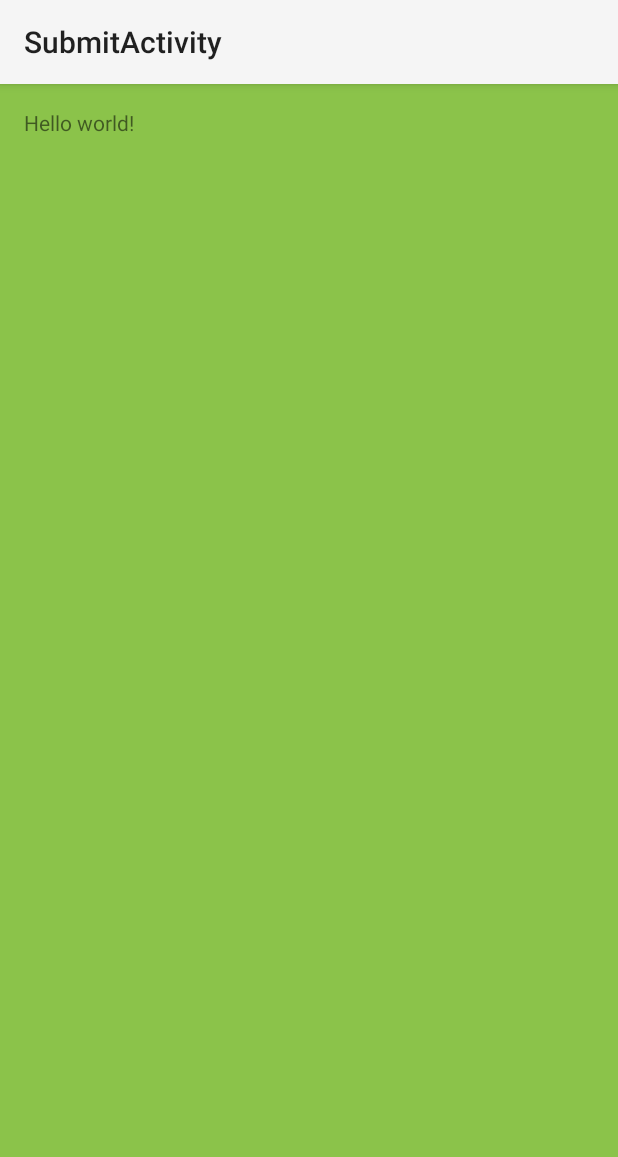
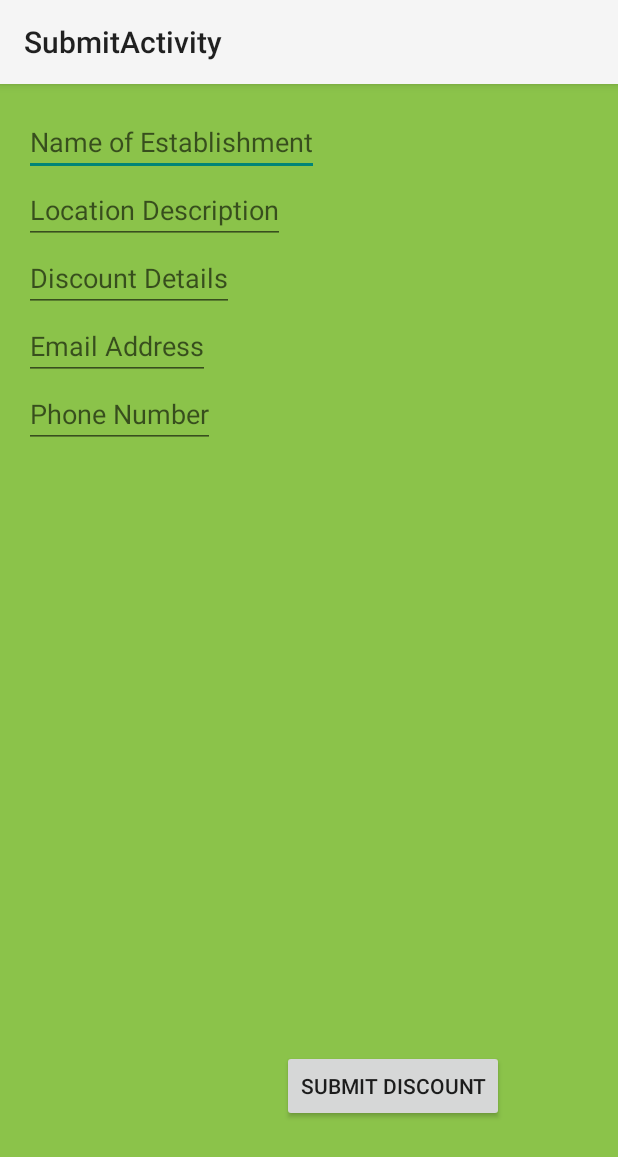
Before and after one commit to KayFishandChips/CIS-163-Final-Project, an Android app: the screen it shows after launch (SubmitActivity), after a tap on "SUBMIT", on a phone screen of 412 x 824 dp. Shown: the top 1157 px of the screen. Run offline under Robolectric (Android 15) with nearby library versions, the phone set to English and light mode, and no system bars.

```diff
--- a/app/src/main/java/com/ajkayfishgmail/discount/ResultsMap.java
+++ b/app/src/main/java/com/ajkayfishgmail/discount/ResultsMap.java
@@ -1,7 +1,7 @@
 package com.ajkayfishgmail.discount;
 
+import android.os.Bundle;
 import android.support.v7.app.ActionBarActivity;
-import android.os.Bundle;
 
 
 public class ResultsMap extends ActionBarActivity
--- a/app/src/main/java/com/ajkayfishgmail/discount/StartActivity.java
+++ b/app/src/main/java/com/ajkayfishgmail/discount/StartActivity.java
@@ -1,8 +1,8 @@
 package com.ajkayfishgmail.discount;
 
 import android.content.Intent;
+import android.os.Bundle;
 import android.support.v7.app.ActionBarActivity;
-import android.os.Bundle;
 import android.view.Menu;
 import android.view.MenuItem;
 import android.view.View;
@@ -10,8 +10,6 @@ import android.view.View;
 
 public class StartActivity extends ActionBarActivity
 {
-    public static final String ALLCAPSTHING = "yes";
-
     @Override
     protected void onCreate(Bundle savedInstanceState)
     {
@@ -48,15 +46,12 @@ public class StartActivity extends ActionBarActivity
     public void launchSearch(View view)
     {
         Intent intent = new Intent(this, CategoryActivity.class);
-        String thing = "yes";
-        intent.putExtra(ALLCAPSTHING, thing);
         startActivity(intent);
     }
+
     public void launchSubmit(View view)
     {
         Intent intent = new Intent(this, SubmitActivity.class);
-        String thing = "yes";
-        intent.putExtra(ALLCAPSTHING, thing);
         startActivity(intent);
     }
 }
--- a/app/src/main/java/com/ajkayfishgmail/discount/SubmitActivity.java
+++ b/app/src/main/java/com/ajkayfishgmail/discount/SubmitActivity.java
@@ -1,19 +1,40 @@
 package com.ajkayfishgmail.discount;
 
+import android.os.Bundle;
 import android.support.v7.app.ActionBarActivity;
-import android.os.Bundle;
+import android.view.View;
+import android.widget.EditText;
 
 
 public class SubmitActivity extends ActionBarActivity
 {
-    public static final String ALLCAPSTHING = "yes";
+    private EditText name, location, discount, email, phone;
 
     @Override
     protected void onCreate(Bundle savedInstanceState)
     {
         super.onCreate(savedInstanceState);
         setContentView(R.layout.activity_submit);
+
+        name = (EditText) findViewById(R.id.name_field);
+        location = (EditText) findViewById(R.id.location_field);
+        discount = (EditText) findViewById(R.id.discount_field);
+        email = (EditText) findViewById(R.id.name_field);
+        phone = (EditText) findViewById(R.id.name_field);
     }
 
+    public void submitData(View view)
+    {
+        // send stuff to parse
+        // clear fields
+        name.setText("");
+        location.setText("");
+        discount.setText("");
+        email.setText("");
+        phone.setText("");
+        // progress dialog
+
+        // launch results-map
+    }
 
 }
--- a/app/src/main/res/layout/activity_submit.xml
+++ b/app/src/main/res/layout/activity_submit.xml
@@ -1,4 +1,5 @@
-<RelativeLayout xmlns:android="http://schemas.android.com/apk/res/android"
+<RelativeLayout
+    xmlns:android="http://schemas.android.com/apk/res/android"
     xmlns:tools="http://schemas.android.com/tools"
     android:layout_width="match_parent"
     android:layout_height="match_parent"
@@ -7,11 +8,64 @@
     android:paddingTop="@dimen/activity_vertical_margin"
     android:paddingBottom="@dimen/activity_vertical_margin"
     tools:context="com.ajkayfishgmail.discount.SubmitActivity"
-                android:background="@color/primaryColor">
+    android:background="@color/primaryColor"
+>
+<EditText
+    android:layout_width="wrap_content"
+    android:layout_height="wrap_content"
+    android:layout_alignParentLeft="true"
+    android:layout_alignParentStart="true"
+    android:id="@+id/name_field"
+    android:hint="Name of Establishment"
+/>
+<EditText
+    android:layout_width="wrap_content"
+    android:layout_height="wrap_content"
+    android:layout_alignParentLeft="true"
+    android:layout_alignParentStart="true"
+    android:id="@+id/location_field"
+    android:hint="Location Description"
+    android:layout_below="@+id/name_field"
+    />
+<EditText
+    android:layout_width="wrap_content"
+    android:layout_height="wrap_content"
+    android:layout_alignParentLeft="true"
+    android:layout_alignParentStart="true"
+    android:id="@+id/discount_field"
+    android:hint="Discount Details"
+    android:layout_below="@+id/location_field"
+    />
+<EditText
+    android:layout_width="wrap_content"
+    android:layout_height="wrap_content"
+    android:layout_alignParentLeft="true"
+    android:layout_alignParentStart="true"
+    android:id="@+id/email_field"
+    android:inputType="textEmailAddress"
+    android:hint="Email Address"
+    android:layout_below="@+id/discount_field"
+    />
+<EditText
+    android:layout_width="wrap_content"
+    android:layout_height="wrap_content"
+    android:layout_alignParentLeft="true"
+    android:layout_alignParentStart="true"
+    android:id="@+id/phone_field"
+    android:inputType="phone"
+    android:hint="Phone Number"
+    android:layout_below="@+id/email_field"
+    />
 
-    <TextView
-        android:text="@string/hello_world"
+<Button
     android:layout_width="wrap_content"
-        android:layout_height="wrap_content"/>
-
+    android:layout_height="wrap_content"
+    android:layout_alignParentBottom="true"
+    android:layout_alignParentEnd="true"
+    android:layout_marginBottom="60dp"
+    android:layout_marginEnd="60dp"
+    android:id="@+id/btnSubmit"
+    android:text="Submit Discount"
+    android:onClick="submitData"
+    />
 </RelativeLayout>
```
Also changed, not shown: app/src/main/java/com/ajkayfishgmail/discount/CategoryActivity.java (+18 -0 lines), app/src/main/res/layout/activity_category.xml (+29 -3 lines). Lines whose indentation alone changed are shown as unchanged.
